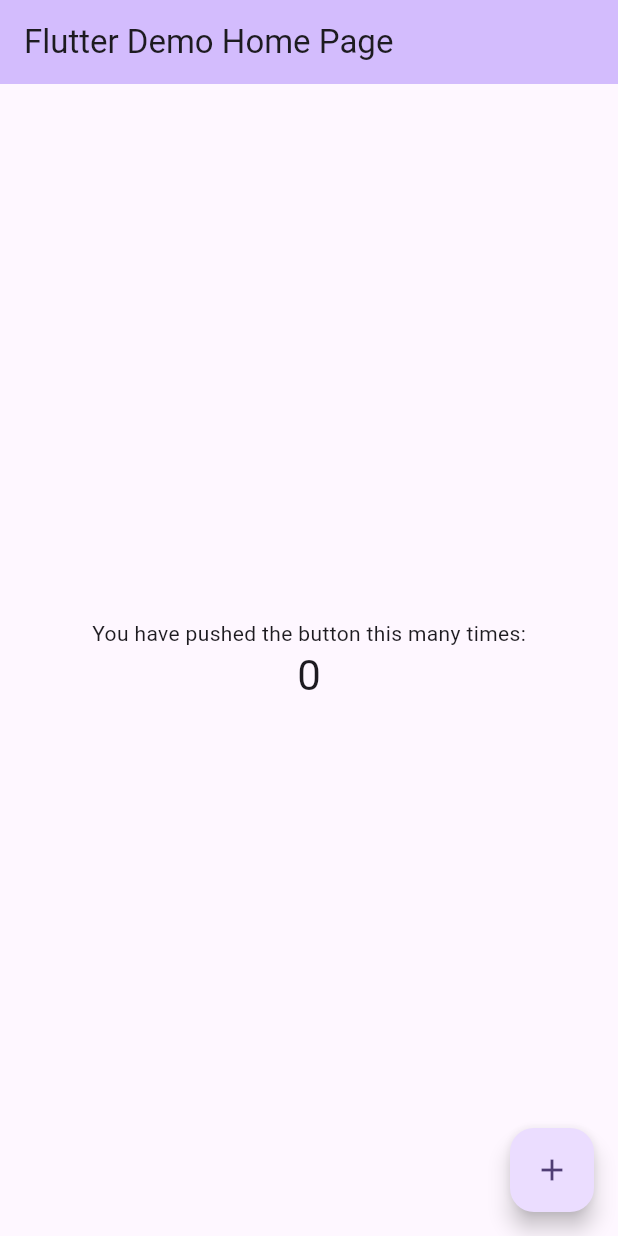
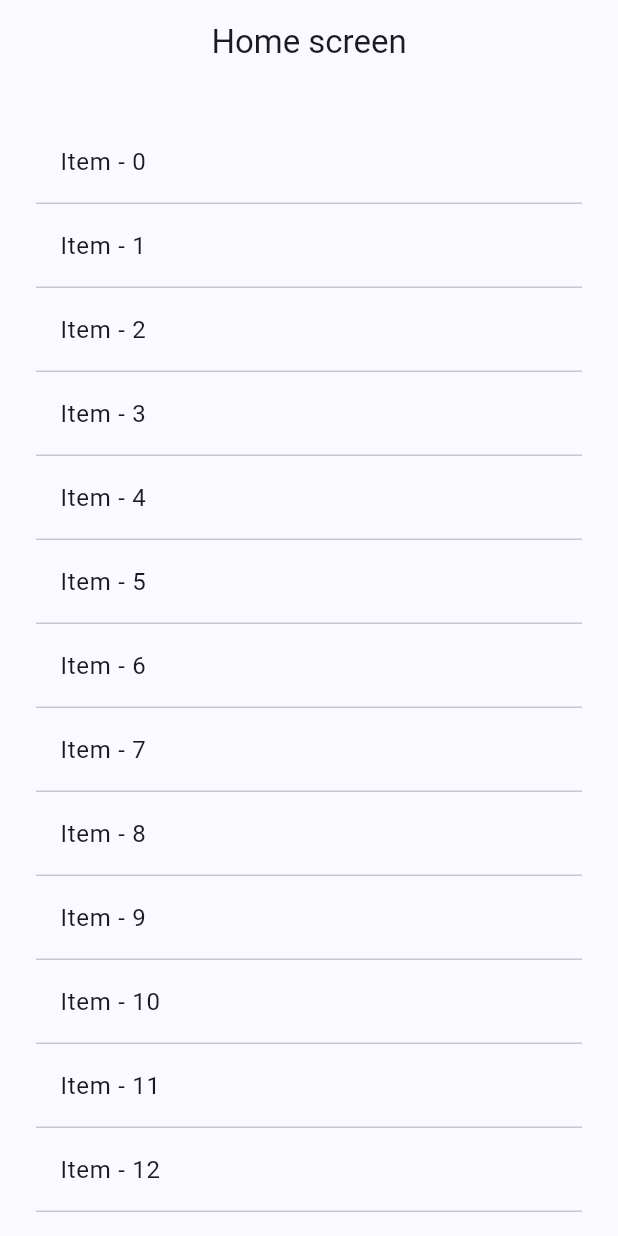
Before and after one commit to VaibhavVadle/flutter_deep_linking, a Flutter app: the screen it shows after launch, on a phone screen of 412 x 824 dp. Run offline on Flutter 3.47's test engine with Material 3 defaults, Android fonts, the phone set to English and light mode, and no system bars; our stand-ins replace get.

Commit message:
Added UI elements

```diff
--- /dev/null
+++ b/lib/home_screen.dart
@@ -0,0 +1,25 @@
+import 'package:flutter/material.dart';
+import 'package:flutter_deep_links/item_detail_screen.dart';
+import 'package:get/get.dart';
+
+class HomeScreen extends StatelessWidget {
+  const HomeScreen({super.key});
+
+  @override
+  Widget build(BuildContext context) {
+    return Scaffold(
+      appBar: AppBar(title: const Text('Home screen'), centerTitle: true),
+      body: ListView.separated(
+        padding: EdgeInsets.symmetric(horizontal: 24, vertical: 24),
+        itemCount: 30,
+        itemBuilder:
+            (context, index) => ListTile(
+              onTap: () => Get.to(ItemDetailScreen(id: index.toString())),
+              title: Text('Item - $index'),
+            ),
+        separatorBuilder:
+            (_, __) => Divider(height: 0),
+      ),
+    );
+  }
+}
--- a/lib/main.dart
+++ b/lib/main.dart
@@ -1,122 +1,22 @@
 import 'package:flutter/material.dart';
+import 'package:flutter_deep_links/home_screen.dart';
+import 'package:get/get.dart';
 
 void main() {
-  runApp(const MyApp());
+  runApp(const App());
 }
 
-class MyApp extends StatelessWidget {
-  const MyApp({super.key});
+class App extends StatelessWidget {
+  const App({super.key});
 
-  // This widget is the root of your application.
   @override
   Widget build(BuildContext context) {
-    return MaterialApp(
-      title: 'Flutter Demo',
+    return GetMaterialApp(
+      title: 'Deep linking',
       theme: ThemeData(
-        // This is the theme of your application.
-        //
-        // TRY THIS: Try running your application with "flutter run". You'll see
-        // the application has a purple toolbar. Then, without quitting the app,
-        // try changing the seedColor in the colorScheme below to Colors.green
-        // and then invoke "hot reload" (save your changes or press the "hot
-        // reload" button in a Flutter-supported IDE, or press "r" if you used
-        // the command line to start the app).
-        //
-        // Notice that the counter didn't reset back to zero; the application
-        // state is not lost during the reload. To reset the state, use hot
-        // restart instead.
-        //
-        // This works for code too, not just values: Most code changes can be
-        // tested with just a hot reload.
-        colorScheme: ColorScheme.fromSeed(seedColor: Colors.deepPurple),
+        colorScheme: ColorScheme.fromSeed(seedColor: Colors.blueAccent),
       ),
-      home: const MyHomePage(title: 'Flutter Demo Home Page'),
+      home: HomeScreen(),
     );
   }
 }
-
-class MyHomePage extends StatefulWidget {
-  const MyHomePage({super.key, required this.title});
-
-  // This widget is the home page of your application. It is stateful, meaning
-  // that it has a State object (defined below) that contains fields that affect
-  // how it looks.
-
-  // This class is the configuration for the state. It holds the values (in this
-  // case the title) provided by the parent (in this case the App widget) and
-  // used by the build method of the State. Fields in a Widget subclass are
-  // always marked "final".
-
-  final String title;
-
-  @override
-  State<MyHomePage> createState() => _MyHomePageState();
-}
-
-class _MyHomePageState extends State<MyHomePage> {
-  int _counter = 0;
-
-  void _incrementCounter() {
-    setState(() {
-      // This call to setState tells the Flutter framework that something has
-      // changed in this State, which causes it to rerun the build method below
-      // so that the display can reflect the updated values. If we changed
-      // _counter without calling setState(), then the build method would not be
-      // called again, and so nothing would appear to happen.
-      _counter++;
-    });
-  }
-
-  @override
-  Widget build(BuildContext context) {
-    // This method is rerun every time setState is called, for instance as done
-    // by the _incrementCounter method above.
-    //
-    // The Flutter framework has been optimized to make rerunning build methods
-    // fast, so that you can just rebuild anything that needs updating rather
-    // than having to individually change instances of widgets.
-    return Scaffold(
-      appBar: AppBar(
-        // TRY THIS: Try changing the color here to a specific color (to
-        // Colors.amber, perhaps?) and trigger a hot reload to see the AppBar
-        // change color while the other colors stay the same.
-        backgroundColor: Theme.of(context).colorScheme.inversePrimary,
-        // Here we take the value from the MyHomePage object that was created by
-        // the App.build method, and use it to set our appbar title.
-        title: Text(widget.title),
-      ),
-      body: Center(
-        // Center is a layout widget. It takes a single child and positions it
-        // in the middle of the parent.
-        child: Column(
-          // Column is also a layout widget. It takes a list of children and
-          // arranges them vertically. By default, it sizes itself to fit its
-          // children horizontally, and tries to be as tall as its parent.
-          //
-          // Column has various properties to control how it sizes itself and
-          // how it positions its children. Here we use mainAxisAlignment to
-          // center the children vertically; the main axis here is the vertical
-          // axis because Columns are vertical (the cross axis would be
-          // horizontal).
-          //
-          // TRY THIS: Invoke "debug painting" (choose the "Toggle Debug Paint"
-          // action in the IDE, or press "p" in the console), to see the
-          // wireframe for each widget.
-          mainAxisAlignment: MainAxisAlignment.center,
-          children: <Widget>[
-            const Text('You have pushed the button this many times:'),
-            Text(
-              '$_counter',
-              style: Theme.of(context).textTheme.headlineMedium,
-            ),
-          ],
-        ),
-      ),
-      floatingActionButton: FloatingActionButton(
-        onPressed: _incrementCounter,
-        tooltip: 'Increment',
-        child: const Icon(Icons.add),
-      ), // This trailing comma makes auto-formatting nicer for build methods.
-    );
-  }
-}
```
Also changed, not shown: lib/item_detail_screen.dart (added, +31 -0 lines), pubspec.yaml (+4 -52 lines), pubspec.lock, 10 other files.
